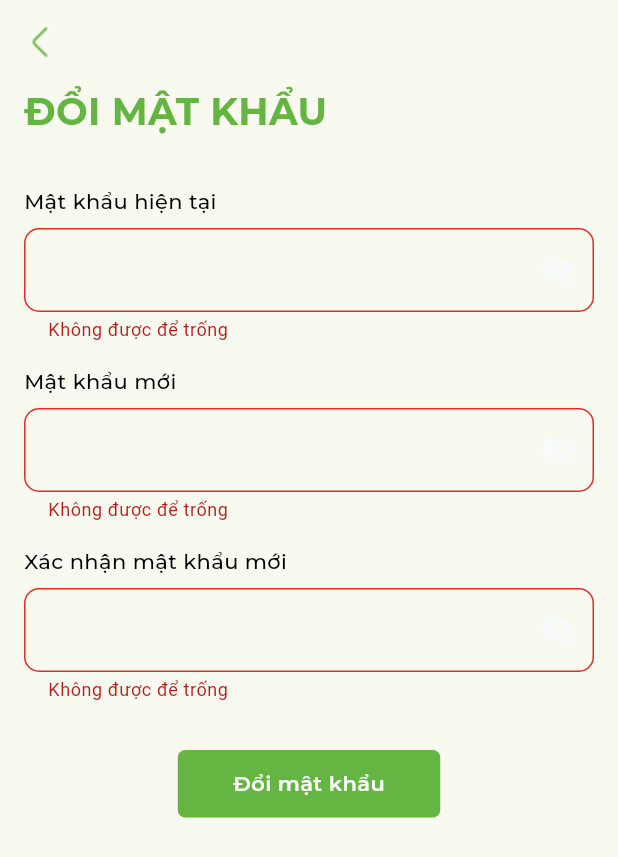
After one commit to PXNghi/revive_flutter_app, a Flutter app: the ChangePasswordPage screen opened by its route, after a tap on "Đổi mật khẩu", on a phone screen of 412 x 824 dp. The commit adds this screen. Shown: the top 857 px of the screen. Run offline on Flutter 3.47's test engine with Material 3 defaults, Android fonts, the phone set to English and light mode, and no system bars; our stand-ins replace carousel_slider, flutter_bloc, flutter_map, flutter_svg, freezed_annotation, geocoding and 5 more; accounts and stored records are empty; generated files the repository leaves out were written again.

Commit message:
change password in person page

```diff
--- a/lib/core/configs/routers/app_router.dart
+++ b/lib/core/configs/routers/app_router.dart
@@ -16,9 +16,11 @@ import 'package:revive_flutter_project/features/home/bloc/branch_bloc/branch_blo
 import 'package:revive_flutter_project/features/home/bloc/home_bloc/home_bloc.dart';
 import 'package:revive_flutter_project/features/home/presentation/branches_page.dart';
 import 'package:revive_flutter_project/features/home/presentation/home_page.dart';
+import 'package:revive_flutter_project/features/person/bloc/change_password/change_password_bloc.dart';
 import 'package:revive_flutter_project/features/person/bloc/user_management/user_management_bloc.dart';
 import 'package:revive_flutter_project/features/person/presentation/admin/user_management_page.dart';
 import 'package:revive_flutter_project/features/person/presentation/person_page.dart';
+import 'package:revive_flutter_project/features/person/presentation/user/change_password_page.dart';
 import 'package:revive_flutter_project/features/person/presentation/user/user_profile_page.dart';
 import 'package:revive_flutter_project/features/product/bloc/product/product_bloc.dart';
 import 'package:revive_flutter_project/features/product/product_page.dart';
@@ -177,5 +179,13 @@ final GoRouter routers = GoRouter(
         );
       },
     ),
+    GoRoute(
+      name: 'change-password',
+      path: '/change-password',
+      builder: (context, state) => BlocProvider(
+        create: (context) => ChangePasswordBloc(),
+        child: const ChangePasswordPage(),
+      ),
+    ),
   ],
 );
--- a/lib/core/services/session_data.dart
+++ b/lib/core/services/session_data.dart
@@ -30,9 +30,11 @@ class SessionData {
   }
 
   static Future<void> login(String token, Map<String, dynamic> data) async {
+    print("data: $data");
     final User myInformation = User.fromJson(data);
     _mine = myInformation;
     print("my profile: $myInformation");
+    print("user name: ${myInformation.name}");
     ApiService.authorizeHeader(token);
     await setToken(token);
   }
--- /dev/null
+++ b/lib/features/person/bloc/change_password/change_password_bloc.dart
@@ -0,0 +1,71 @@
+import 'dart:async';
+
+import 'package:flutter_bloc/flutter_bloc.dart';
+import 'package:freezed_annotation/freezed_annotation.dart';
+import 'package:revive_flutter_project/core/constants/strings.dart';
+import 'package:revive_flutter_project/features/person/user_usecases.dart';
+
+part 'change_password_event.dart';
+part 'change_password_state.dart';
+part 'change_password_bloc.freezed.dart';
+
+class ChangePasswordBloc
+    extends Bloc<ChangePasswordEvent, ChangePasswordState> {
+  final UserUsecases _userUsecases = UserUsecases();
+  ChangePasswordBloc() : super(const Initial()) {
+    on<_ChangePassword>(_handleChangePassword);
+  }
+
+  FutureOr<void> _handleChangePassword(
+    _ChangePassword event,
+    Emitter<ChangePasswordState> emit,
+  ) async {
+    String? oldPasswordError;
+    String? newPasswordError;
+    String? confirmedPasswordError;
+
+    if (event.oldPassword.isEmpty) {
+      oldPasswordError = "Không được để trống";
+    } else if (!passwordRegex.hasMatch(event.oldPassword)) {
+      oldPasswordError =
+          "Mật khẩu phải có ít nhất 6 chữ số và 1 chữ cái in hoa";
+    }
+
+    if (event.newPassword.isEmpty) {
+      newPasswordError = "Không được để trống";
+    } else if (!passwordRegex.hasMatch(event.newPassword)) {
+      newPasswordError =
+          "Mật khẩu phải có ít nhất 6 chữ số và 1 chữ cái in hoa";
+    }
+
+    if (event.confirmedPassword.isEmpty) {
+      confirmedPasswordError = "Không được để trống";
+    } else if (event.newPassword != event.confirmedPassword) {
+      confirmedPasswordError = "Mật khẩu không khớp";
+    }
+
+    if (oldPasswordError != null ||
+        newPasswordError != null ||
+        confirmedPasswordError != null) {
+      emit(
+        ChangePasswordState.validateFailed(
+          oldPasswordError: oldPasswordError,
+          newPasswordError: newPasswordError,
+          confirmedPasswordError: confirmedPasswordError,
+        ),
+      );
+    } else {
+      emit(const ChangePasswordState.loading());
+      final message = await _userUsecases.changePassword(
+        event.oldPassword,
+        event.newPassword,
+        event.confirmedPassword,
+      );
+      if (message == null) {
+        emit(const ChangePasswordState.success("Thay đổi mật khẩu thành công"));
+      } else {
+        emit(ChangePasswordState.error(message));
+      }
+    }
+  }
+}
--- /dev/null
+++ b/lib/features/person/bloc/change_password/change_password_event.dart
@@ -0,0 +1,10 @@
+part of 'change_password_bloc.dart';
+
+@freezed
+class ChangePasswordEvent with _$ChangePasswordEvent {
+  const factory ChangePasswordEvent.changePassword(
+    String oldPassword,
+    String newPassword,
+    String confirmedPassword,
+  ) = _ChangePassword;
+}
--- /dev/null
+++ b/lib/features/person/bloc/change_password/change_password_state.dart
@@ -0,0 +1,27 @@
+part of 'change_password_bloc.dart';
+
+@freezed
+class ChangePasswordState with _$ChangePasswordState {
+  const factory ChangePasswordState.initial() = Initial;
+  const factory ChangePasswordState.loading() = Loading;
+  const factory ChangePasswordState.validateFailed({
+    String? oldPasswordError,
+    String? newPasswordError,
+    String? confirmedPasswordError,
+  }) = ValidateFailed;
+  const factory ChangePasswordState.success(String successMessage) = Success;
+  const factory ChangePasswordState.error(String message) = Error;
+
+  const ChangePasswordState._();
+
+  String? get oldPasswordError => mapOrNull(validateFailed: (value) => value.oldPasswordError);
+
+  String? get newPasswordError => mapOrNull(validateFailed: (value) => value.newPasswordError);
+
+  String? get confirmedPasswordError => mapOrNull(validateFailed: (value) => value.confirmedPasswordError);
+
+  String get successMessage =>
+      mapOrNull(success: (value) => value.successMessage) ?? '';
+
+  String get errorMessage => mapOrNull(error: (value) => value.message) ?? '';
+}
--- a/lib/features/person/bloc/user_management/user_management_bloc.dart
+++ b/lib/features/person/bloc/user_management/user_management_bloc.dart
@@ -2,6 +2,7 @@ import 'dart:async';
 
 import 'package:flutter_bloc/flutter_bloc.dart';
 import 'package:freezed_annotation/freezed_annotation.dart';
+import 'package:revive_flutter_project/core/services/session_data.dart';
 import 'package:revive_flutter_project/features/person/models/user.dart';
 import 'package:revive_flutter_project/features/person/user_usecases.dart';
 
--- a/lib/features/person/presentation/person_page.dart
+++ b/lib/features/person/presentation/person_page.dart
@@ -1,10 +1,8 @@
 import 'package:flutter/material.dart';
 import 'package:go_router/go_router.dart';
-import 'package:revive_flutter_project/core/configs/routers/app_router.dart';
 import 'package:revive_flutter_project/core/constants/strings.dart';
 import 'package:revive_flutter_project/core/constants/ui_values.dart';
 import 'package:revive_flutter_project/core/services/session_data.dart';
-import 'package:revive_flutter_project/core/widgets/my_icon_button.dart';
 import 'package:revive_flutter_project/core/widgets/my_option_bar.dart';
 
 class PersonPage extends StatefulWidget {
@@ -24,8 +22,8 @@ class _PersonPageState extends State<PersonPage> {
           child: Column(
             crossAxisAlignment: CrossAxisAlignment.start,
             children: [
-              Padding(
-                padding: const EdgeInsets.only(top: 60.0),
+              const Padding(
+                padding: EdgeInsets.only(top: 60.0),
                 child: Text("CÁ NHÂN", style: headerStyle),
               ),
               const SizedBox(height: 16.0),
@@ -90,12 +88,23 @@ class _PersonPageState extends State<PersonPage> {
     return Column(
       children: [
         MyOptionBar(
-          onTap: () {},
+          onTap: () async {
+            final shouldRefresh = await
+                context.pushNamed('user-profile', queryParameters: {
+              "role": "User",
+              "userId": SessionData.mine?.id ?? "",
+            });
+            if (shouldRefresh == true) {
+              setState(() {});
+            }
+          },
           label: "Thay đổi thông tin cá nhân",
         ),
         const SizedBox(height: 16.0),
         MyOptionBar(
-          onTap: () {},
+          onTap: () {
+            context.pushNamed('change-password');
+          },
           label: "Đổi mật khẩu",
         ),
         const SizedBox(height: 16.0),
@@ -105,7 +114,10 @@ class _PersonPageState extends State<PersonPage> {
         ),
         const SizedBox(height: 16.0),
         MyOptionBar(
-          onTap: () {},
+          onTap: () {
+            SessionData.logout();
+            context.goNamed('login-page');
+          },
           label: "Đăng xuất",
           isHasArrowRight: false,
         ),
--- /dev/null
+++ b/lib/features/person/presentation/user/change_password_page.dart
@@ -0,0 +1,104 @@
+import 'package:flutter/material.dart';
+import 'package:flutter_bloc/flutter_bloc.dart';
+import 'package:revive_flutter_project/core/constants/ui_values.dart';
+import 'package:revive_flutter_project/core/widgets/my_appbar.dart';
+import 'package:revive_flutter_project/core/widgets/my_button.dart';
+import 'package:revive_flutter_project/core/widgets/my_textfield.dart';
+import 'package:revive_flutter_project/features/person/bloc/change_password/change_password_bloc.dart';
+
+class ChangePasswordPage extends StatelessWidget {
+  const ChangePasswordPage({super.key});
+
+  @override
+  Widget build(BuildContext context) {
+    final TextEditingController oldPasswordController = TextEditingController();
+    final TextEditingController newPasswordController = TextEditingController();
+    final TextEditingController confirmPasswordController =
+        TextEditingController();
+    return Scaffold(
+      resizeToAvoidBottomInset: false,
+      appBar: const MyAppbar(
+        title: "",
+        isLeadingImplied: true,
+      ),
+      body: BlocConsumer<ChangePasswordBloc, ChangePasswordState>(
+        listener: (context, state) {
+          if (state is Success) {
+            Navigator.pop(context);
+            ScaffoldMessenger.of(context).showSnackBar(const SnackBar(
+              content: Text("Đổi mật khẩu thành công"),
+            ));
+          }
+          if (state is Error) {
+            Navigator.pop(context);
+            ScaffoldMessenger.of(context).showSnackBar(SnackBar(
+              content: Text(state.message),
+            ));
+          }
+          if (state is Loading) {
+            showDialog(
+              context: context,
+              builder: (context) => const Center(
+                child: CircularProgressIndicator(),
+              ),
+            );
+          }
+        },
+        builder: (context, state) {
+          return Padding(
+            padding: pageHorizontalPadding,
+            child: Column(
+              crossAxisAlignment: CrossAxisAlignment.start,
+              children: [
+                const Text(
+                  "ĐỔI MẬT KHẨU",
+                  style: headerStyle,
+                ),
+                const SizedBox(height: 32.0),
+                MyTextField(
+                  controller: oldPasswordController,
+                  isPassword: true,
+                  label: "Mật khẩu hiện tại",
+                  errorText:
+                      (state is ValidateFailed) ? state.oldPasswordError : null,
+                ),
+                const SizedBox(height: 16.0),
+                MyTextField(
+                  controller: newPasswordController,
+                  isPassword: true,
+                  label: "Mật khẩu mới",
+                  errorText:
+                      (state is ValidateFailed) ? state.newPasswordError : null,
+                ),
+                const SizedBox(height: 16.0),
+                MyTextField(
+                  controller: confirmPasswordController,
+                  isPassword: true,
+                  label: "Xác nhận mật khẩu mới",
+                  errorText: (state is ValidateFailed)
+                      ? state.confirmedPasswordError
+                      : null,
+                ),
+                const SizedBox(height: 32.0),
+                Center(
+                  child: MyButton(
+                    label: "Đổi mật khẩu",
+                    onTap: () {
+                      context.read<ChangePasswordBloc>().add(
+                            ChangePasswordEvent.changePassword(
+                              oldPasswordController.text,
+                              newPasswordController.text,
+                              confirmPasswordController.text,
+                            ),
+                          );
+                    },
+                  ),
+                ),
+              ],
+            ),
+          );
+        },
+      ),
+    );
+  }
+}
--- a/lib/features/person/user_usecases.dart
+++ b/lib/features/person/user_usecases.dart
@@ -3,6 +3,7 @@ import 'dart:convert';
 import 'package:http/http.dart';
 import 'package:revive_flutter_project/core/configs/apis/api_urls.dart';
 import 'package:revive_flutter_project/core/services/api_services.dart';
+import 'package:revive_flutter_project/core/services/session_data.dart';
 import 'package:revive_flutter_project/features/person/models/user.dart';
 
 class UserUsecases {
@@ -109,6 +110,8 @@ class UserUsecases {
       if (data['success'] == false) {
         return null;
       } else {
+        final token = await SessionData.token();
+        SessionData.login(token, data['data']);
         return User.fromJson(data['data']);
       }
     } catch (e) {
@@ -116,4 +119,25 @@ class UserUsecases {
       rethrow;
     }
   }
+
+  Future<String?> changePassword(String oldPassword, String newPassword, String confirmedPassword) async {
+    final Map<String, String> bodyRequest = {
+      "old_password": oldPassword,
+      "new_password": newPassword,
+      "confirmed_password": confirmedPassword,
+    };
+    try {
+      final Response response = await ApiService().patch(ApiUrls().apiChangePassword(), bodyRequest);
+      final Map<String, dynamic> data = json.decode(response.body);
+      if (data['success'] == true) {
+        return null;
+      } else {
+        return data['message'];
+      }
+
+    } catch (e) {
+      print("Error at change password usecase: $e");
+      rethrow;
+    }
+  }
 }
```
